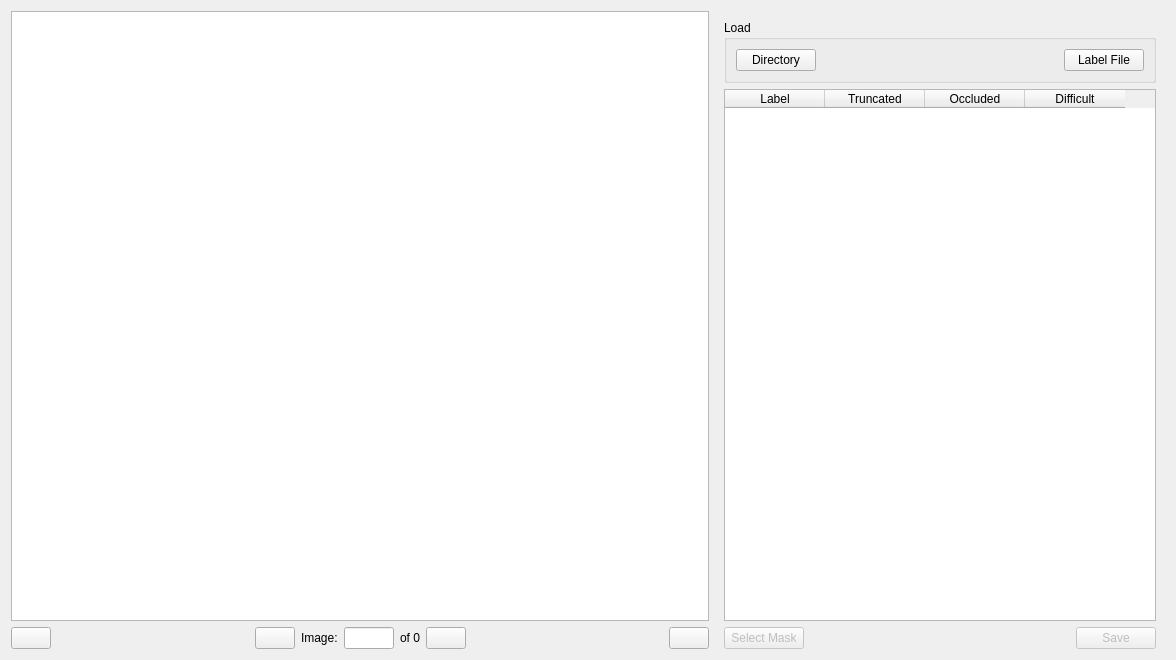
This is andenet/label_widget.ui in persts/BBoxEE as Qt 5 draws it before an edit. The edited form follows.
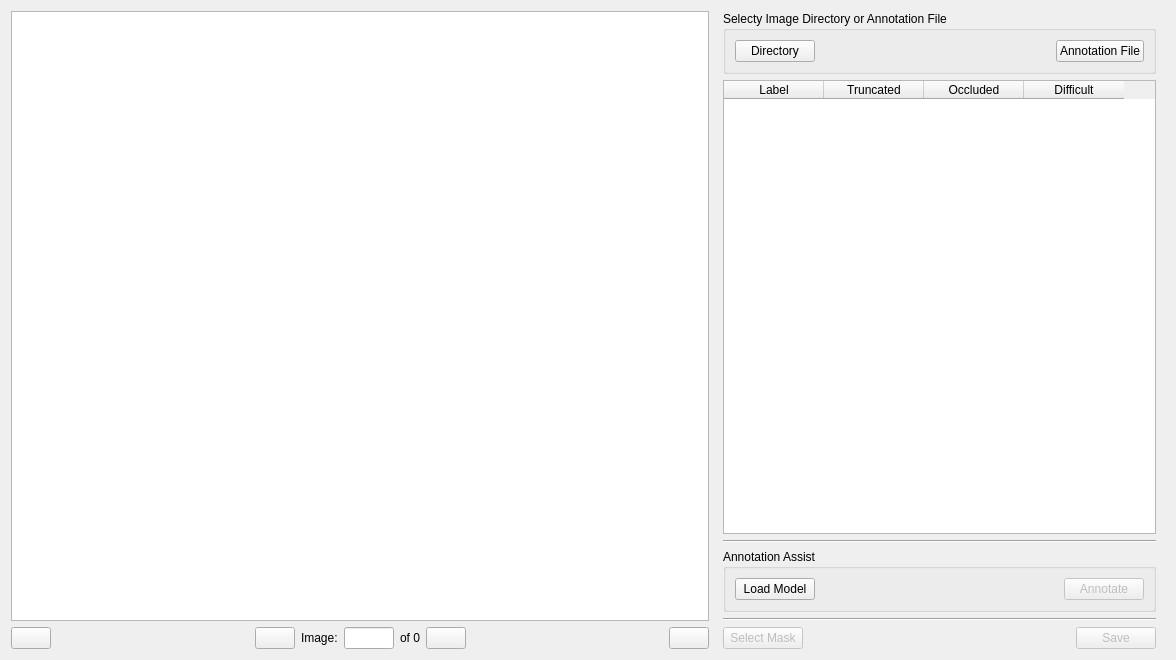
This is the edited form. Icons and pictures are not drawn. Custom widgets are drawn as their Qt base class.

Commit message: Added automated annotation assist

```diff
--- a/andenet/label_widget.ui
+++ b/andenet/label_widget.ui
@@ -54,6 +54,12 @@
       <enum>QFrame::Plain</enum>
      </property>
      <layout class="QVBoxLayout" name="verticalLayout">
+      <property name="leftMargin">
+       <number>8</number>
+      </property>
+      <property name="topMargin">
+       <number>0</number>
+      </property>
       <property name="bottomMargin">
        <number>0</number>
       </property>
@@ -66,7 +72,10 @@
          <string notr="true"/>
         </property>
         <property name="title">
-         <string>Load</string>
+         <string>Selecty Image Directory or Annotation File</string>
+        </property>
+        <property name="flat">
+         <bool>false</bool>
         </property>
         <property name="checkable">
          <bool>false</bool>
@@ -95,7 +104,7 @@
          <item row="0" column="2">
           <widget class="QPushButton" name="pushButtonLabelFile">
            <property name="text">
-            <string>Label File</string>
+            <string>Annotation File</string>
            </property>
           </widget>
          </item>
@@ -126,6 +135,59 @@
         </column>
        </widget>
       </item>
+      <item>
+       <widget class="Line" name="line">
+        <property name="orientation">
+         <enum>Qt::Horizontal</enum>
+        </property>
+       </widget>
+      </item>
+      <item>
+       <widget class="QGroupBox" name="groupBox_2">
+        <property name="title">
+         <string>Annotation Assist</string>
+        </property>
+        <layout class="QHBoxLayout" name="horizontalLayout_3">
+         <item>
+          <widget class="QPushButton" name="pushButtonLoadModel">
+           <property name="text">
+            <string>Load Model</string>
+           </property>
+          </widget>
+         </item>
+         <item>
+          <spacer name="horizontalSpacer_5">
+           <property name="orientation">
+            <enum>Qt::Horizontal</enum>
+           </property>
+           <property name="sizeHint" stdset="0">
+            <size>
+             <width>239</width>
+             <height>20</height>
+            </size>
+           </property>
+          </spacer>
+         </item>
+         <item>
+          <widget class="QPushButton" name="pushButtonAnnotate">
+           <property name="enabled">
+            <bool>false</bool>
+           </property>
+           <property name="text">
+            <string>Annotate</string>
+           </property>
+          </widget>
+         </item>
+        </layout>
+       </widget>
+      </item>
+      <item>
+       <widget class="Line" name="line_2">
+        <property name="orientation">
+         <enum>Qt::Horizontal</enum>
+        </property>
+       </widget>
+      </item>
       <item>
        <layout class="QHBoxLayout" name="horizontalLayout">
         <item>
```
Left out of the diff: 249 changed lines with no effect on the pictures. The commit also changes 1 other file.
